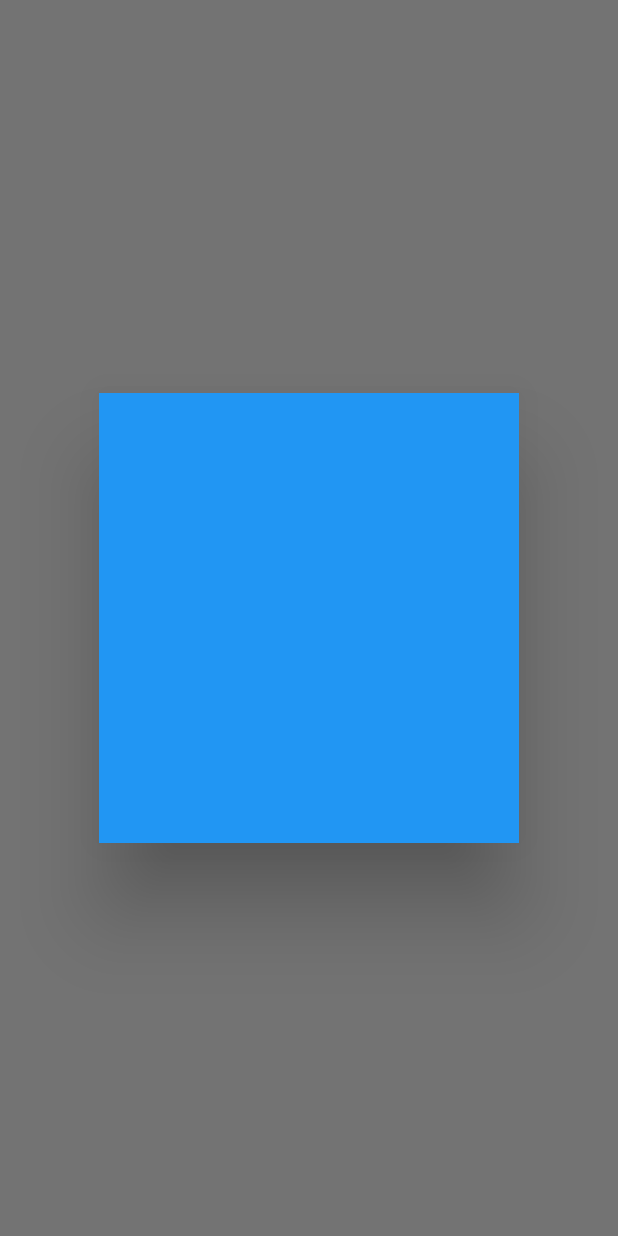
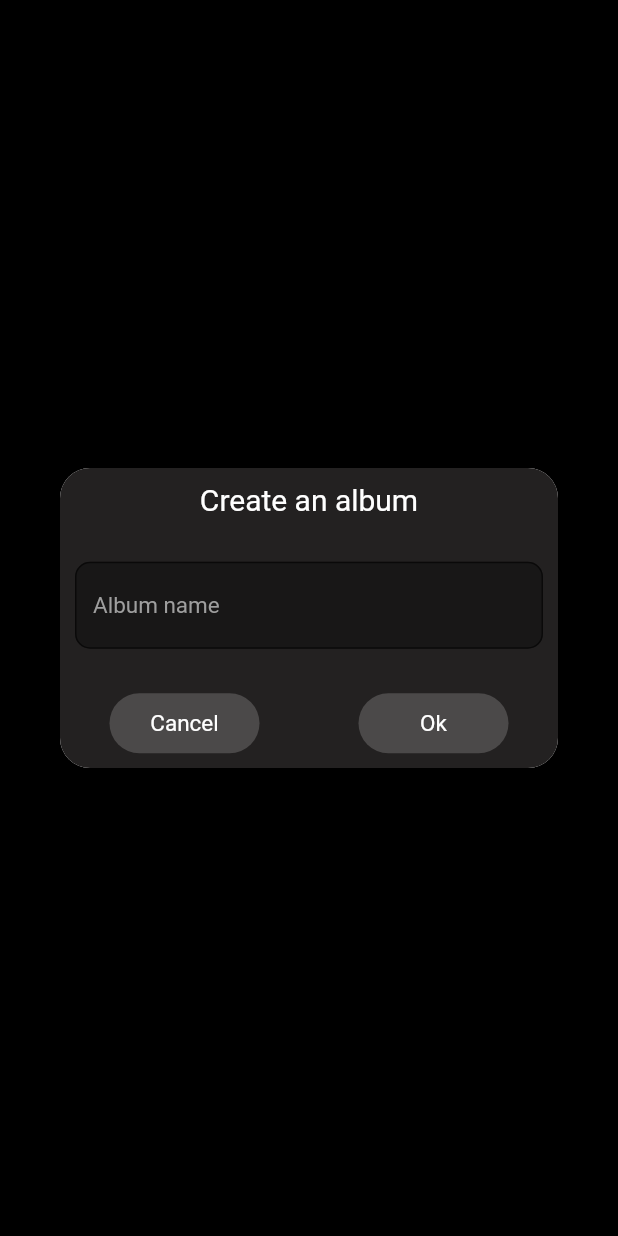
Before and after one commit to PiyushVaghasiya/trainee_app, a Flutter app: the Dialogdemo screen opened directly, after a tap on "click here", on a phone screen of 412 x 824 dp. Run offline on Flutter 3.47's test engine with Material 2 defaults, Android fonts, the phone set to English and light mode, and no system bars; our stand-ins replace form_field_validator; missing offline and left inert: dart:ffi.

Commit message:
making cusomized dialog like gallary add item dialog

```diff
--- a/lib/Demo/dialog.dart
+++ b/lib/Demo/dialog.dart
@@ -23,9 +23,14 @@ class _DialogdemoState extends State<Dialogdemo>
     super.dispose();
   }
 
+  final barColor = const Color(0xFF232121);
+  final bColor = const Color(0xFF181717);
+  final tbColor = const Color(0xFF4B4949);
+
   @override
   Widget build(BuildContext context) {
     return Scaffold(
+      backgroundColor: Colors.black,
       body: Center(
         child: ElevatedButton(
           onPressed: () {
@@ -34,11 +39,79 @@ class _DialogdemoState extends State<Dialogdemo>
                 context: context,
                 builder: (BuildContext context) {
                   return Dialog(
+                    shape: RoundedRectangleBorder(
+                        borderRadius: BorderRadius.circular(20)),
                     child: Container(
-                      height: 300,
-                      width: 200,
-                      color: Colors.blue,
-
+                      decoration: BoxDecoration(
+                        color: barColor,
+                        borderRadius: BorderRadius.circular(20),
+                      ),
+                      height: 200, width: 400,
+                      // width: MediaQuery.of(context).size.width,
+                      child: Column(
+                        mainAxisAlignment: MainAxisAlignment.spaceAround,
+                        children: [
+                          Text(
+                            "Create an album",
+                            textAlign: TextAlign.center,
+                            style: TextStyle(color: Colors.white, fontSize: 20),
+                          ),
+                          Padding(
+                            padding: EdgeInsets.all(10),
+                            child: TextFormField(
+                              keyboardType: TextInputType.multiline,
+                              style:
+                                  TextStyle(color: Colors.white, fontSize: 15),
+                              decoration: InputDecoration(
+                                  fillColor: bColor,
+                                  filled: true,
+                                  border: OutlineInputBorder(
+                                    borderRadius: BorderRadius.circular(10),
+                                  ),
+                                  hintText: "Album name",
+                                  hintStyle: TextStyle(
+                                      color: Colors.grey, fontSize: 15)),
+                            ),
+                          ),
+                          Row(
+                            mainAxisAlignment: MainAxisAlignment.spaceAround,
+                            children: [
+                              InkWell(
+                                child: Container(
+                                  height: 40,
+                                  width: 100,
+                                  alignment: Alignment.center,
+                                  decoration: BoxDecoration(
+                                      borderRadius: BorderRadius.circular(30),
+                                      color: tbColor),
+                                  child: Text(
+                                    "Cancel",
+                                    style: TextStyle(
+                                        color: Colors.white, fontSize: 15),
+                                  ),
+                                ),
+                                onTap: () => Navigator.pop(context, 'Cancel'),
+                              ),
+                              InkWell(
+                                child: Container(
+                                  height: 40,
+                                  width: 100,
+                                  alignment: Alignment.center,
+                                  decoration: BoxDecoration(
+                                      borderRadius: BorderRadius.circular(30),
+                                      color: tbColor),
+                                  child: Text(
+                                    "Ok",
+                                    style: TextStyle(
+                                        color: Colors.white, fontSize: 15),
+                                  ),
+                                ),
+                                onTap: () => Navigator.pop(context, 'Ok'),
+                              ),
+                            ],
+                          )
+                        ],
+                      ),
                     ),
                   );
                 });
```
